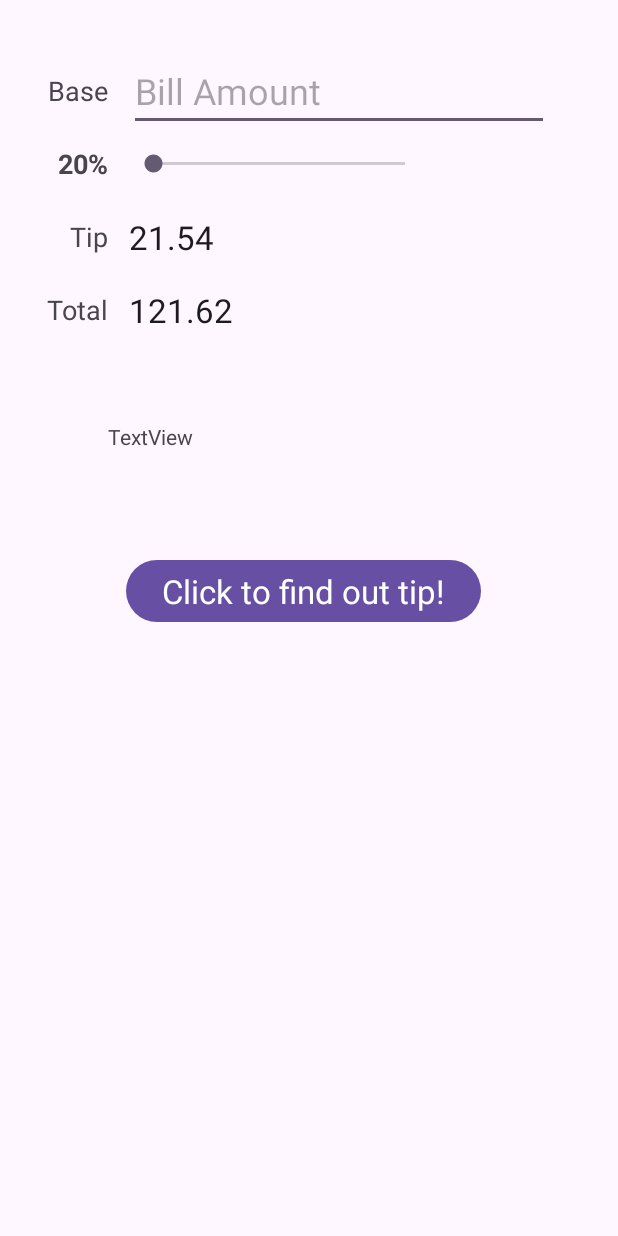
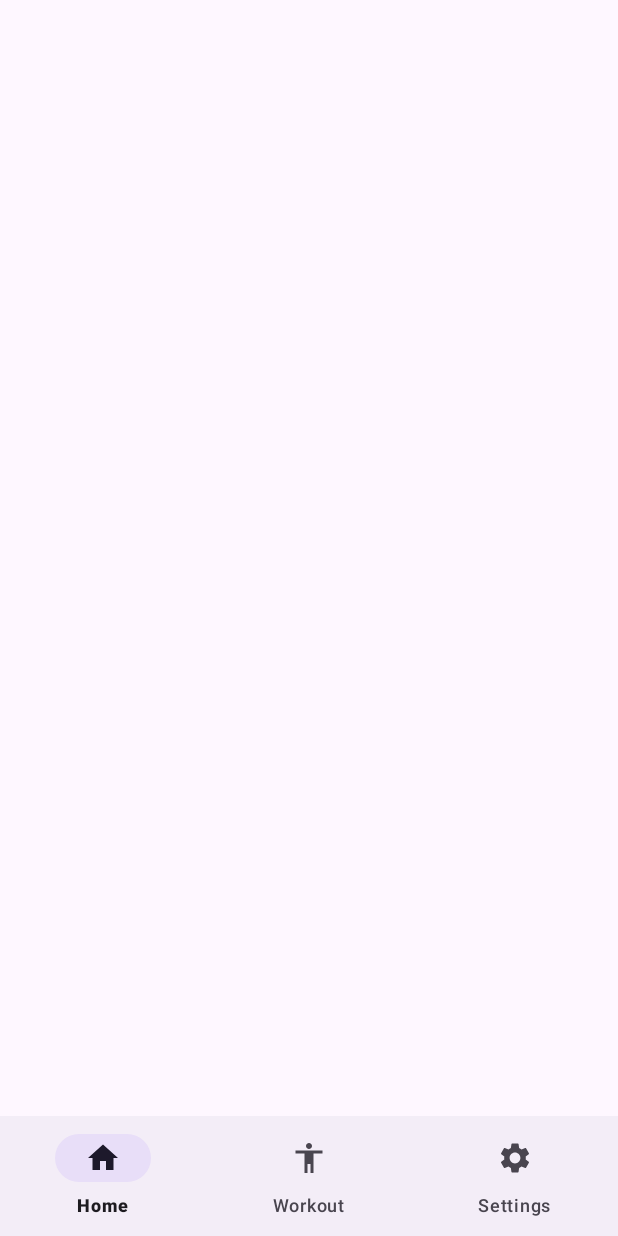
Before and after one commit to joshuata11/ParkinsonsPersonalTrainerApp, an Android app: the layout activity_main.xml on its own in the app's theme, with its tools: preview values and no code run, on a phone screen of 412 x 824 dp. Run offline under Robolectric (Android 15) with nearby library versions, the phone set to English and light mode, and no system bars.

Commit message:
Added Fragments, and bottom navigation bar

```diff
--- a/app/build.gradle.kts
+++ b/app/build.gradle.kts
@@ -26,6 +26,12 @@ android {
             )
         }
     }
+    buildFeatures{
+
+        viewBinding = true
+
+    }
+
     compileOptions {
         sourceCompatibility = JavaVersion.VERSION_1_8
         targetCompatibility = JavaVersion.VERSION_1_8
--- /dev/null
+++ b/app/src/main/res/drawable/baseline_accessibility_24.xml
@@ -0,0 +1,5 @@
+<vector xmlns:android="http://schemas.android.com/apk/res/android" android:height="24dp" android:tint="#000000" android:viewportHeight="24" android:viewportWidth="24" android:width="24dp">
+
+    <path android:fillColor="@android:color/white" android:pathData="M12,2c1.1,0 2,0.9 2,2s-0.9,2 -2,2 -2,-0.9 -2,-2 0.9,-2 2,-2zM21,9h-6v13h-2v-6h-2v6L9,22L9,9L3,9L3,7h18v2z"/>
+
+</vector>
--- /dev/null
+++ b/app/src/main/res/drawable/baseline_home_24.xml
@@ -0,0 +1,5 @@
+<vector xmlns:android="http://schemas.android.com/apk/res/android" android:height="24dp" android:tint="#000000" android:viewportHeight="24" android:viewportWidth="24" android:width="24dp">
+
+    <path android:fillColor="@android:color/white" android:pathData="M10,20v-6h4v6h5v-8h3L12,3 2,12h3v8z"/>
+
+</vector>
--- /dev/null
+++ b/app/src/main/res/drawable/baseline_settings_24.xml
@@ -0,0 +1,5 @@
+<vector xmlns:android="http://schemas.android.com/apk/res/android" android:height="24dp" android:tint="#000000" android:viewportHeight="24" android:viewportWidth="24" android:width="24dp">
+
+    <path android:fillColor="@android:color/white" android:pathData="M19.14,12.94c0.04,-0.3 0.06,-0.61 0.06,-0.94c0,-0.32 -0.02,-0.64 -0.07,-0.94l2.03,-1.58c0.18,-0.14 0.23,-0.41 0.12,-0.61l-1.92,-3.32c-0.12,-0.22 -0.37,-0.29 -0.59,-0.22l-2.39,0.96c-0.5,-0.38 -1.03,-0.7 -1.62,-0.94L14.4,2.81c-0.04,-0.24 -0.24,-0.41 -0.48,-0.41h-3.84c-0.24,0 -0.43,0.17 -0.47,0.41L9.25,5.35C8.66,5.59 8.12,5.92 7.63,6.29L5.24,5.33c-0.22,-0.08 -0.47,0 -0.59,0.22L2.74,8.87C2.62,9.08 2.66,9.34 2.86,9.48l2.03,1.58C4.84,11.36 4.8,11.69 4.8,12s0.02,0.64 0.07,0.94l-2.03,1.58c-0.18,0.14 -0.23,0.41 -0.12,0.61l1.92,3.32c0.12,0.22 0.37,0.29 0.59,0.22l2.39,-0.96c0.5,0.38 1.03,0.7 1.62,0.94l0.36,2.54c0.05,0.24 0.24,0.41 0.48,0.41h3.84c0.24,0 0.44,-0.17 0.47,-0.41l0.36,-2.54c0.59,-0.24 1.13,-0.56 1.62,-0.94l2.39,0.96c0.22,0.08 0.47,0 0.59,-0.22l1.92,-3.32c0.12,-0.22 0.07,-0.47 -0.12,-0.61L19.14,12.94zM12,15.6c-1.98,0 -3.6,-1.62 -3.6,-3.6s1.62,-3.6 3.6,-3.6s3.6,1.62 3.6,3.6S13.98,15.6 12,15.6z"/>
+
+</vector>
--- a/app/src/main/res/layout/activity_main.xml
+++ b/app/src/main/res/layout/activity_main.xml
@@ -8,112 +8,135 @@
     tools:context=".MainActivity"
     tools:visibility="visible">
 
-    <!-- views on the left side -->
-    <TextView
-        android:id="@+id/BaseLabel"
-        android:layout_width="wrap_content"
+<!--    /*-->
+<!--    &lt;!&ndash; views on the left side &ndash;&gt;-->
+<!--    <TextView-->
+<!--        android:id="@+id/BaseLabel"-->
+<!--        android:layout_width="wrap_content"-->
+<!--        android:layout_height="wrap_content"-->
+<!--        android:layout_marginStart="32dp"-->
+<!--        android:layout_marginTop="48dp"-->
+<!--        android:text="Base"-->
+<!--        android:textAppearance="@style/TextAppearance.AppCompat.Medium"-->
+<!--        app:layout_constraintStart_toStartOf="parent"-->
+<!--        app:layout_constraintTop_toTopOf="parent" />-->
+
+<!--    <TextView-->
+<!--        android:id="@+id/Percent"-->
+<!--        android:layout_width="wrap_content"-->
+<!--        android:layout_height="wrap_content"-->
+<!--        android:layout_marginTop="24dp"-->
+<!--        android:textAppearance="@style/TextAppearance.AppCompat.Medium"-->
+<!--        android:textStyle="bold"-->
+<!--        app:layout_constraintEnd_toEndOf="@+id/BaseLabel"-->
+<!--        app:layout_constraintTop_toBottomOf="@+id/BaseLabel"-->
+<!--        tools:text="20%" />-->
+
+<!--    <TextView-->
+<!--        android:id="@+id/Tip"-->
+<!--        android:layout_width="wrap_content"-->
+<!--        android:layout_height="wrap_content"-->
+<!--        android:layout_marginTop="24dp"-->
+<!--        android:text="Tip"-->
+<!--        android:textAppearance="@style/TextAppearance.AppCompat.Medium"-->
+<!--        app:layout_constraintEnd_toEndOf="@+id/Percent"-->
+<!--        app:layout_constraintTop_toBottomOf="@+id/Percent" />-->
+
+<!--    <TextView-->
+<!--        android:id="@+id/Total"-->
+<!--        android:layout_width="wrap_content"-->
+<!--        android:layout_height="wrap_content"-->
+<!--        android:layout_marginTop="24dp"-->
+<!--        android:text="Total"-->
+<!--        android:textAppearance="@style/TextAppearance.AppCompat.Medium"-->
+<!--        app:layout_constraintEnd_toEndOf="@+id/Tip"-->
+<!--        app:layout_constraintTop_toBottomOf="@+id/Tip" />-->
+
+<!--    &lt;!&ndash; views on the right side &ndash;&gt;-->
+<!--    <EditText-->
+<!--        android:id="@+id/BaseAmount"-->
+<!--        android:layout_width="wrap_content"-->
+<!--        android:layout_height="wrap_content"-->
+<!--        android:layout_marginStart="14dp"-->
+<!--        android:ems="10"-->
+<!--        android:hint="Bill Amount"-->
+<!--        android:inputType="numberDecimal"-->
+<!--        android:textSize="24sp"-->
+<!--        app:layout_constraintBottom_toBottomOf="@+id/BaseLabel"-->
+<!--        app:layout_constraintStart_toEndOf="@+id/BaseLabel"-->
+<!--        app:layout_constraintTop_toTopOf="@+id/BaseLabel" />-->
+
+<!--    <TextView-->
+<!--        android:id="@+id/tipTotal"-->
+<!--        android:layout_width="wrap_content"-->
+<!--        android:layout_height="wrap_content"-->
+<!--        android:textAppearance="@style/TextAppearance.AppCompat.Large"-->
+<!--        app:layout_constraintBottom_toBottomOf="@+id/Tip"-->
+<!--        app:layout_constraintStart_toStartOf="@+id/SeekBarTip"-->
+<!--        app:layout_constraintTop_toTopOf="@+id/Tip"-->
+<!--        tools:text="21.54" />-->
+
+<!--    <TextView-->
+<!--        android:id="@+id/TotalValue"-->
+<!--        android:layout_width="wrap_content"-->
+<!--        android:layout_height="wrap_content"-->
+<!--        android:textAppearance="@style/TextAppearance.AppCompat.Large"-->
+<!--        app:layout_constraintBottom_toBottomOf="@+id/Total"-->
+<!--        app:layout_constraintStart_toStartOf="@+id/tipTotal"-->
+<!--        app:layout_constraintTop_toTopOf="@+id/Total"-->
+<!--        tools:text="121.62" />-->
+
+<!--    <SeekBar-->
+<!--        android:id="@+id/SeekBarTip"-->
+<!--        android:layout_width="200dp"-->
+<!--        android:layout_height="wrap_content"-->
+<!--        android:indeterminate="false"-->
+<!--        android:max="30"-->
+<!--        app:layout_constraintBottom_toBottomOf="@+id/Percent"-->
+<!--        app:layout_constraintStart_toStartOf="@+id/BaseAmount"-->
+<!--        app:layout_constraintTop_toTopOf="@+id/Percent" />-->
+
+<!--    <Button-->
+<!--        android:id="@+id/button"-->
+<!--        android:layout_width="wrap_content"-->
+<!--        android:layout_height="wrap_content"-->
+<!--        android:layout_marginStart="84dp"-->
+<!--        android:layout_marginTop="148dp"-->
+<!--        android:text="Click to find out tip!"-->
+<!--        android:textAppearance="@style/TextAppearance.AppCompat.Large"-->
+<!--        app:layout_constraintStart_toStartOf="parent"-->
+<!--        app:layout_constraintTop_toBottomOf="@+id/TotalValue" />-->
+
+<!--    <TextView-->
+<!--        android:id="@+id/TESTVIEW"-->
+<!--        android:layout_width="wrap_content"-->
+<!--        android:layout_height="wrap_content"-->
+<!--        android:layout_marginStart="72dp"-->
+<!--        android:layout_marginTop="60dp"-->
+<!--        android:text="TextView"-->
+<!--        app:layout_constraintStart_toStartOf="parent"-->
+<!--        app:layout_constraintTop_toBottomOf="@+id/TotalValue" />-->
+
+
+    <FrameLayout
+        android:id="@+id/frame_layout"
+        android:layout_width="0dp"
+        android:layout_height="0dp"
+        app:layout_constraintBottom_toTopOf="@+id/bottomNavigationView"
+        app:layout_constraintEnd_toEndOf="parent"
+        app:layout_constraintStart_toStartOf="parent"
+        app:layout_constraintTop_toTopOf="parent">
+
+    </FrameLayout>
+
+    <com.google.android.material.bottomnavigation.BottomNavigationView
+        android:id="@+id/bottomNavigationView"
+        android:layout_width="0dp"
         android:layout_height="wrap_content"
-        android:layout_marginStart="32dp"
-        android:layout_marginTop="48dp"
-        android:text="Base"
-        android:textAppearance="@style/TextAppearance.AppCompat.Medium"
+        app:layout_constraintBottom_toBottomOf="parent"
+        app:layout_constraintEnd_toEndOf="parent"
         app:layout_constraintStart_toStartOf="parent"
-        app:layout_constraintTop_toTopOf="parent" />
+        app:menu="@menu/bottom_nav">
 
-    <TextView
-        android:id="@+id/Percent"
-        android:layout_width="wrap_content"
-        android:layout_height="wrap_content"
-        android:layout_marginTop="24dp"
-        android:textAppearance="@style/TextAppearance.AppCompat.Medium"
-        android:textStyle="bold"
-        app:layout_constraintEnd_toEndOf="@+id/BaseLabel"
-        app:layout_constraintTop_toBottomOf="@+id/BaseLabel"
-        tools:text="20%" />
-
-    <TextView
-        android:id="@+id/Tip"
-        android:layout_width="wrap_content"
-        android:layout_height="wrap_content"
-        android:layout_marginTop="24dp"
-        android:text="Tip"
-        android:textAppearance="@style/TextAppearance.AppCompat.Medium"
-        app:layout_constraintEnd_toEndOf="@+id/Percent"
-        app:layout_constraintTop_toBottomOf="@+id/Percent" />
-
-    <TextView
-        android:id="@+id/Total"
-        android:layout_width="wrap_content"
-        android:layout_height="wrap_content"
-        android:layout_marginTop="24dp"
-        android:text="Total"
-        android:textAppearance="@style/TextAppearance.AppCompat.Medium"
-        app:layout_constraintEnd_toEndOf="@+id/Tip"
-        app:layout_constraintTop_toBottomOf="@+id/Tip" />
-
-    <!-- views on the right side -->
-    <EditText
-        android:id="@+id/BaseAmount"
-        android:layout_width="wrap_content"
-        android:layout_height="wrap_content"
-        android:layout_marginStart="14dp"
-        android:ems="10"
-        android:hint="Bill Amount"
-        android:inputType="numberDecimal"
-        android:textSize="24sp"
-        app:layout_constraintBottom_toBottomOf="@+id/BaseLabel"
-        app:layout_constraintStart_toEndOf="@+id/BaseLabel"
-        app:layout_constraintTop_toTopOf="@+id/BaseLabel" />
-
-    <TextView
-        android:id="@+id/tipTotal"
-        android:layout_width="wrap_content"
-        android:layout_height="wrap_content"
-        android:textAppearance="@style/TextAppearance.AppCompat.Large"
-        app:layout_constraintBottom_toBottomOf="@+id/Tip"
-        app:layout_constraintStart_toStartOf="@+id/SeekBarTip"
-        app:layout_constraintTop_toTopOf="@+id/Tip"
-        tools:text="21.54" />
-
-    <TextView
-        android:id="@+id/TotalValue"
-        android:layout_width="wrap_content"
-        android:layout_height="wrap_content"
-        android:textAppearance="@style/TextAppearance.AppCompat.Large"
-        app:layout_constraintBottom_toBottomOf="@+id/Total"
-        app:layout_constraintStart_toStartOf="@+id/tipTotal"
-        app:layout_constraintTop_toTopOf="@+id/Total"
-        tools:text="121.62" />
-
-    <SeekBar
-        android:id="@+id/SeekBarTip"
-        android:layout_width="200dp"
-        android:layout_height="wrap_content"
-        android:indeterminate="false"
-        android:max="30"
-        app:layout_constraintBottom_toBottomOf="@+id/Percent"
-        app:layout_constraintStart_toStartOf="@+id/BaseAmount"
-        app:layout_constraintTop_toTopOf="@+id/Percent" />
-
-    <Button
-        android:id="@+id/button"
-        android:layout_width="wrap_content"
-        android:layout_height="wrap_content"
-        android:layout_marginStart="84dp"
-        android:layout_marginTop="148dp"
-        android:text="Click to find out tip!"
-        android:textAppearance="@style/TextAppearance.AppCompat.Large"
-        app:layout_constraintStart_toStartOf="parent"
-        app:layout_constraintTop_toBottomOf="@+id/TotalValue" />
-
-    <TextView
-        android:id="@+id/TESTVIEW"
-        android:layout_width="wrap_content"
-        android:layout_height="wrap_content"
-        android:layout_marginStart="72dp"
-        android:layout_marginTop="60dp"
-        android:text="TextView"
-        app:layout_constraintStart_toStartOf="parent"
-        app:layout_constraintTop_toBottomOf="@+id/TotalValue" />
-
+    </com.google.android.material.bottomnavigation.BottomNavigationView>
 </androidx.constraintlayout.widget.ConstraintLayout>
--- /dev/null
+++ b/app/src/main/res/menu/bottom_nav.xml
@@ -0,0 +1,13 @@
+<?xml version="1.0" encoding="utf-8"?>
+<menu xmlns:android="http://schemas.android.com/apk/res/android">
+
+    <item android:title="Home"
+        android:id="@+id/home"
+        android:icon="@drawable/baseline_home_24"/>
+    <item android:title="Workout"
+        android:id="@+id/workout"
+        android:icon="@drawable/baseline_accessibility_24"/>
+    <item android:title="Settings"
+        android:id="@+id/settings"
+        android:icon="@drawable/baseline_settings_24"/>
+</menu>
--- a/app/src/main/res/values/strings.xml
+++ b/app/src/main/res/values/strings.xml
@@ -1,3 +1,5 @@
 <resources>
     <string name="app_name">ParkinsonsPersonalTrainer</string>
+    <!-- TODO: Remove or change this placeholder text -->
+    <string name="hello_blank_fragment">Hello blank fragment</string>
 </resources>
```
Also changed, not shown: app/src/main/java/com/example/ppt/Home.kt (added, +59 -0 lines), app/src/main/java/com/example/ppt/MainActivity.kt (+47 -10 lines), app/src/main/java/com/example/ppt/Settings.kt (added, +59 -0 lines), app/src/main/java/com/example/ppt/Workout.kt (added, +59 -0 lines), app/src/main/res/layout/fragment_home.xml (added, +63 -0 lines), app/src/main/res/layout/fragment_settings.xml (added, +24 -0 lines), app/src/main/res/layout/fragment_workout.xml (added, +44 -0 lines).
